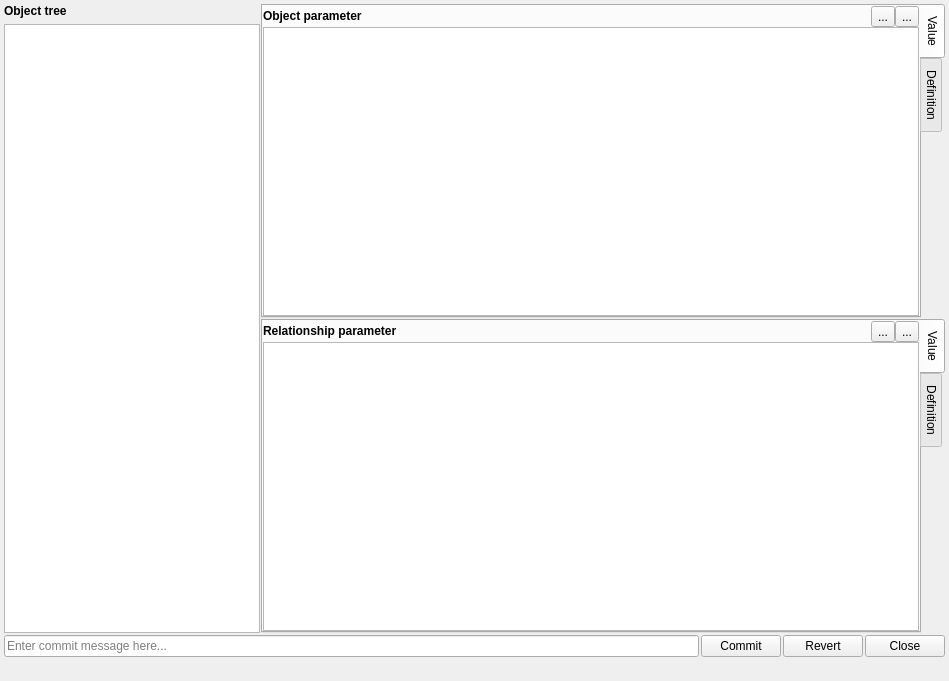
The window that spinetoolbox/ui/data_store_form.ui (spine-tools/Spine-Toolbox) describes before a commit, drawn with Qt 5.
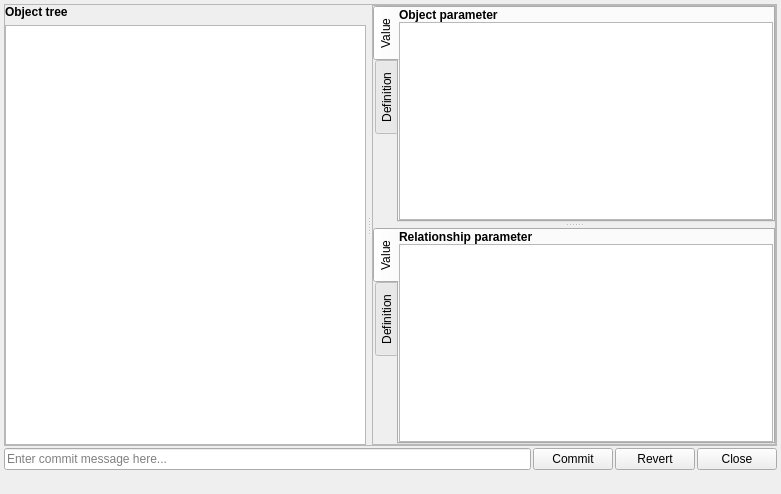
The same window after the commit. Icons and pictures are not drawn. Custom widgets are drawn as their Qt base class.

Commit message: Data Store can create, modify and delete object parameters (small fix to edit_datapackage_keys.py was required)

Diff of the .ui file:
```diff
--- a/spinetoolbox/ui/data_store_form.ui
+++ b/spinetoolbox/ui/data_store_form.ui
@@ -29,8 +29,8 @@
    <rect>
     <x>0</x>
     <y>0</y>
-    <width>949</width>
-    <height>681</height>
+    <width>781</width>
+    <height>494</height>
    </rect>
   </property>
   <property name="windowTitle">
@@ -70,12 +70,15 @@
       <number>4</number>
      </property>
      <item>
-      <widget class="QSplitter" name="splitter_2">
+      <widget class="QSplitter" name="splitter_tree_parameter">
+       <property name="frameShape">
+        <enum>QFrame::StyledPanel</enum>
+       </property>
        <property name="orientation">
         <enum>Qt::Horizontal</enum>
        </property>
        <property name="handleWidth">
-        <number>1</number>
+        <number>6</number>
        </property>
        <widget class="QWidget" name="layoutWidget">
         <layout class="QVBoxLayout" name="verticalLayout_3">
@@ -104,6 +107,9 @@
          </item>
         </layout>
        </widget>
+       <widget class="QWidget" name="layoutWidget">
+        <layout class="QHBoxLayout" name="horizontalLayout_6">
+         <item>
        <widget class="QSplitter" name="splitter">
         <property name="sizePolicy">
          <sizepolicy hsizetype="Preferred" vsizetype="Expanding">
@@ -111,11 +117,14 @@
           <verstretch>0</verstretch>
          </sizepolicy>
         </property>
+           <property name="frameShape">
+            <enum>QFrame::StyledPanel</enum>
+           </property>
         <property name="orientation">
          <enum>Qt::Vertical</enum>
         </property>
         <property name="handleWidth">
-         <number>1</number>
+            <number>6</number>
         </property>
         <widget class="QTabWidget" name="tabWidget">
          <property name="sizePolicy">
@@ -131,7 +140,7 @@
           <enum>Qt::LeftToRight</enum>
          </property>
          <property name="tabPosition">
-          <enum>QTabWidget::East</enum>
+             <enum>QTabWidget::West</enum>
          </property>
          <property name="currentIndex">
           <number>0</number>
@@ -179,45 +188,10 @@
                  </property>
                 </widget>
                </item>
-               <item>
-                <spacer name="horizontalSpacer">
-                 <property name="orientation">
-                  <enum>Qt::Horizontal</enum>
-                 </property>
-                 <property name="sizeHint" stdset="0">
-                  <size>
-                   <width>40</width>
-                   <height>20</height>
-                  </size>
-                 </property>
-                </spacer>
-               </item>
-               <item>
-                <widget class="QToolButton" name="toolButton_remove_object_parameter">
-                 <property name="text">
-                  <string>...</string>
-                 </property>
-                 <property name="icon">
-                  <iconset resource="resources/resources_icons.qrc">
-                   <normaloff>:/icons/minus.png</normaloff>:/icons/minus.png</iconset>
-                 </property>
-                </widget>
-               </item>
-               <item>
-                <widget class="QToolButton" name="toolButton_add_object_parameter">
-                 <property name="text">
-                  <string>...</string>
-                 </property>
-                 <property name="icon">
-                  <iconset resource="resources/resources_icons.qrc">
-                   <normaloff>:/icons/plus.png</normaloff>:/icons/plus.png</iconset>
-                 </property>
-                </widget>
-               </item>
               </layout>
              </item>
              <item>
-              <widget class="CustomQTableView" name="tableView_object_parameter">
+                 <widget class="CustomQTableView" name="tableView_object_parameter_value">
                <property name="sizePolicy">
                 <sizepolicy hsizetype="Expanding" vsizetype="Expanding">
                  <horstretch>2</horstretch>
@@ -317,7 +291,7 @@
               </layout>
              </item>
              <item>
-              <widget class="CustomQTableView" name="tableView_object_parameter_def">
+                 <widget class="CustomQTableView" name="tableView_object_parameter">
                <property name="sizePolicy">
                 <sizepolicy hsizetype="Expanding" vsizetype="Expanding">
                  <horstretch>2</horstretch>
@@ -348,7 +322,7 @@
           <enum>Qt::CustomContextMenu</enum>
          </property>
          <property name="tabPosition">
-          <enum>QTabWidget::East</enum>
+             <enum>QTabWidget::West</enum>
          </property>
          <property name="currentIndex">
           <number>0</number>
@@ -390,45 +364,10 @@
                  </property>
                 </widget>
                </item>
-               <item>
-                <spacer name="horizontalSpacer_2">
-                 <property name="orientation">
-                  <enum>Qt::Horizontal</enum>
-                 </property>
-                 <property name="sizeHint" stdset="0">
-                  <size>
-                   <width>40</width>
-                   <height>20</height>
-                  </size>
-                 </property>
-                </spacer>
-               </item>
-               <item>
-                <widget class="QToolButton" name="toolButton_remove_relationship_parameter">
-                 <property name="text">
-                  <string>...</string>
-                 </property>
-                 <property name="icon">
-                  <iconset resource="resources/resources_icons.qrc">
-                   <normaloff>:/icons/minus.png</normaloff>:/icons/minus.png</iconset>
-                 </property>
-                </widget>
-               </item>
-               <item>
-                <widget class="QToolButton" name="toolButton_add_relationship_parameter">
-                 <property name="text">
-                  <string>...</string>
-                 </property>
-                 <property name="icon">
-                  <iconset resource="resources/resources_icons.qrc">
-                   <normaloff>:/icons/plus.png</normaloff>:/icons/plus.png</iconset>
-                 </property>
-                </widget>
-               </item>
               </layout>
              </item>
              <item>
-              <widget class="CustomQTableView" name="tableView_relationship_parameter">
+                 <widget class="CustomQTableView" name="tableView_relationship_parameter_value">
                <property name="sizePolicy">
                 <sizepolicy hsizetype="Expanding" vsizetype="Expanding">
                  <horstretch>2</horstretch>
@@ -525,7 +464,7 @@
               </layout>
              </item>
              <item>
-              <widget class="CustomQTableView" name="tableView_relationship_parameter_def">
+                 <widget class="CustomQTableView" name="tableView_relationship_parameter">
                <property name="sizePolicy">
                 <sizepolicy hsizetype="Expanding" vsizetype="Expanding">
                  <horstretch>2</horstretch>
@@ -545,6 +484,9 @@
           </layout>
          </widget>
         </widget>
+          </widget>
+         </item>
+        </layout>
        </widget>
       </widget>
      </item>
```
Left out of the diff: 70 changed lines with no effect on the pictures. Lines whose indentation alone changed are shown as unchanged. The commit also changes 14 other files.
